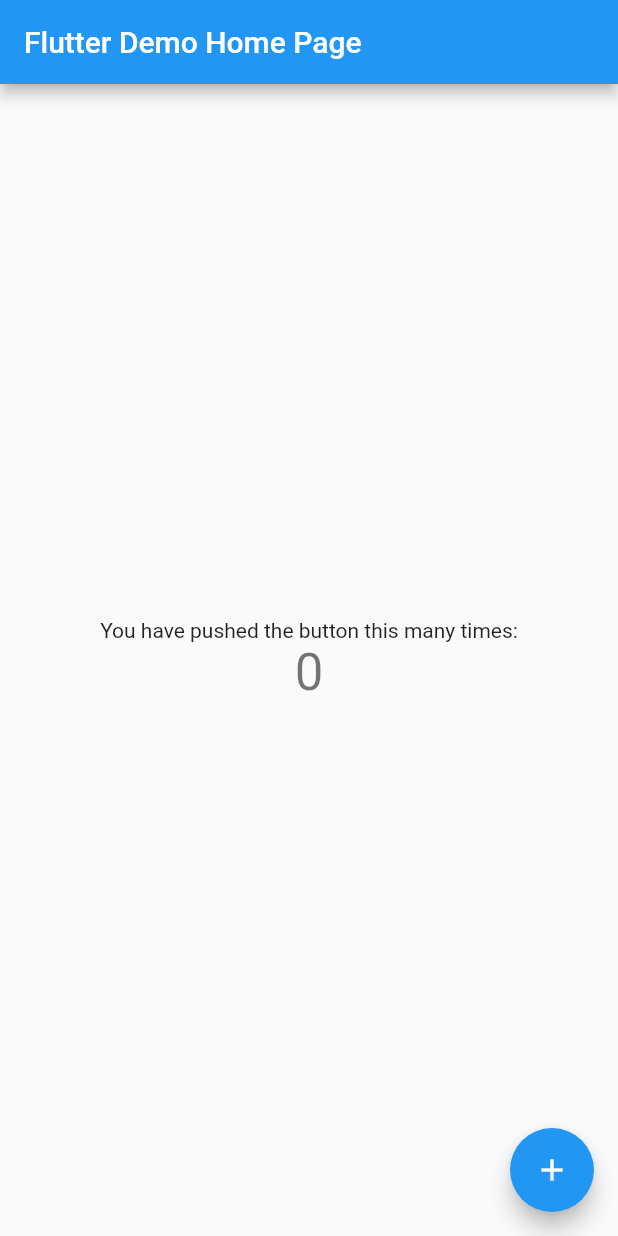
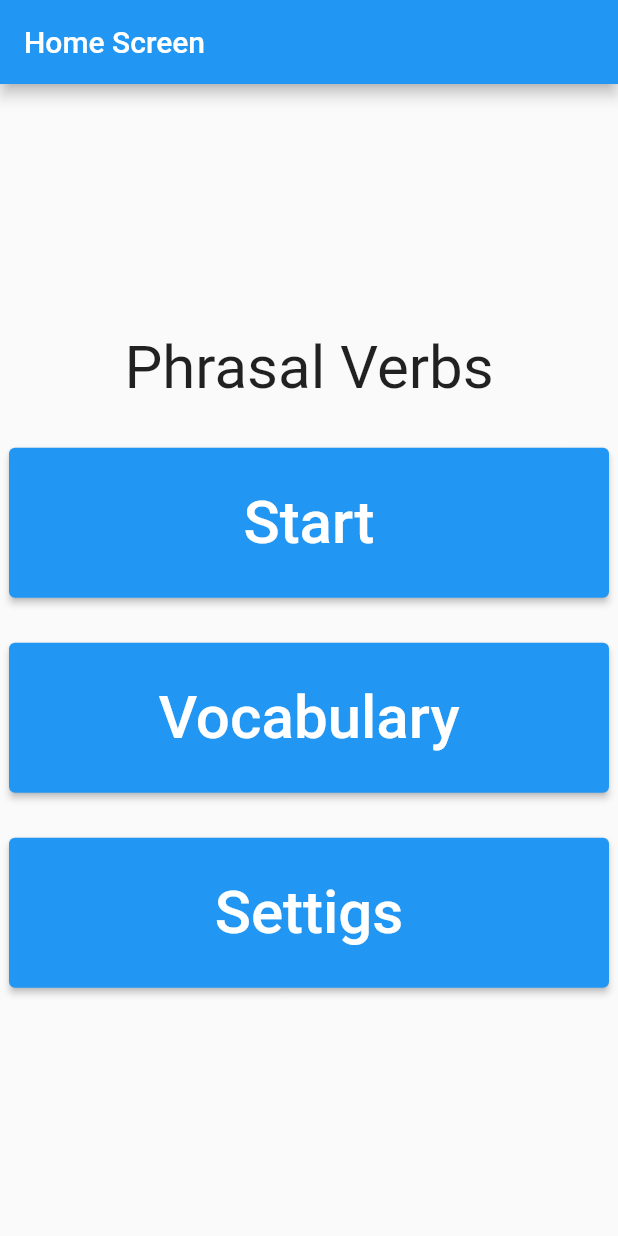
Before and after one commit to sashanikitin/phrasalVerbs, a Flutter app: the screen it shows after launch, on a phone screen of 412 x 824 dp. Run offline on Flutter 3.47's test engine with Material 2 defaults, Android fonts, the phone set to English and light mode, and no system bars.

Commit message:
Create main page

```diff
--- a/phrasal_verbs/lib/main.dart
+++ b/phrasal_verbs/lib/main.dart
@@ -1,113 +1,148 @@
+import 'package:auto_size_text/auto_size_text.dart';
 import 'package:flutter/material.dart';
 
-void main() {
-  runApp(MyApp());
-}
+import 'Settings.dart';
+
+void main() => runApp(MyApp());
 
 class MyApp extends StatelessWidget {
-  // This widget is the root of your application.
   @override
   Widget build(BuildContext context) {
     return MaterialApp(
-      title: 'Flutter Demo',
-      theme: ThemeData(
-        // This is the theme of your application.
-        //
-        // Try running your application with "flutter run". You'll see the
-        // application has a blue toolbar. Then, without quitting the app, try
-        // changing the primarySwatch below to Colors.green and then invoke
-        // "hot reload" (press "r" in the console where you ran "flutter run",
-        // or simply save your changes to "hot reload" in a Flutter IDE).
-        // Notice that the counter didn't reset back to zero; the application
-        // is not restarted.
-        primarySwatch: Colors.blue,
-      ),
-      home: MyHomePage(title: 'Flutter Demo Home Page'),
+      routes: {
+        ExtractArgumentsScreen.routeName: (context) => ExtractArgumentsScreen(),
+      },
+      onGenerateRoute: (settings) {
+        if (settings.name == PassArgumentsScreen.routeName) {
+          final args = settings.arguments as ScreenArguments;
+          return MaterialPageRoute(
+            builder: (context) {
+              return PassArgumentsScreen(
+                title: args.title,
+                message: args.message,
+              );
+            },
+          );
+        }
+        //assert(false, 'Need to implement ${settings.name}');
+        return null;
+      },
+      title: 'Navigation with Arguments',
+      home: HomeScreen(),
     );
   }
 }
 
-class MyHomePage extends StatefulWidget {
-  MyHomePage({Key? key, required this.title}) : super(key: key);
-
-  // This widget is the home page of your application. It is stateful, meaning
-  // that it has a State object (defined below) that contains fields that affect
-  // how it looks.
-
-  // This class is the configuration for the state. It holds the values (in this
-  // case the title) provided by the parent (in this case the App widget) and
-  // used by the build method of the State. Fields in a Widget subclass are
-  // always marked "final".
-
-  final String title;
-
+class HomeScreen extends StatelessWidget {
   @override
-  _MyHomePageState createState() => _MyHomePageState();
+  Widget build(BuildContext context) {
+    return Scaffold(
+      appBar: AppBar(
+        title: Text('Home Screen'),
+      ),
+      body: Center(
+        child: Column(
+          mainAxisAlignment: MainAxisAlignment.center,
+          children: <Widget>[
+            AutoSizeText('Phrasal Verbs',
+                style: TextStyle(fontSize: 40),
+                minFontSize: 10,
+                stepGranularity: 10,
+                maxLines: 4,
+                overflow: TextOverflow.ellipsis),
+            Padding(
+              padding: EdgeInsets.only(top: 30.0),
+            ),
+            SizedBox(
+                width: 400,
+                height: 100,
+                child: ElevatedButton(
+                  onPressed: () {
+                    Navigator.pushNamed(
+                      context,
+                      ExtractArgumentsScreen.routeName,
+                      arguments: ScreenArguments(
+                        'Start',
+                        'This message is extracted in the build method.',
+                      ),
+                    );
+                  },
+                  child: AutoSizeText('Start',
+                      style: TextStyle(fontSize: 40),
+                      minFontSize: 10,
+                      stepGranularity: 10,
+                      maxLines: 4,
+                      overflow: TextOverflow.ellipsis),
+                )),
+            Padding(
+              padding: EdgeInsets.only(top: 30.0),
+            ),
+            SizedBox(
+                width: 400,
+                height: 100,
+                child: ElevatedButton(
+                  onPressed: () {
+                    Navigator.pushNamed(
+                      context,
+                      PassArgumentsScreen.routeName,
+                      arguments: ScreenArguments(
+                        'Vocabulary',
+                        'This message is extracted in the onGenerateRoute function.',
+                      ),
+                    );
+                  },
+                  child: AutoSizeText('Vocabulary',
+                      style: TextStyle(fontSize: 40),
+                      minFontSize: 10,
+                      stepGranularity: 10,
+                      maxLines: 4,
+                      overflow: TextOverflow.ellipsis),
+                )),
+            Padding(
+              padding: EdgeInsets.only(top: 30.0),
+            ),
+            SizedBox(
+                width: 400,
+                height: 100,
+                child: ElevatedButton(
+                  onPressed: () {
+                    Navigator.pushNamed(
+                      context,
+                      PassArgumentsScreen.routeName,
+                      arguments: ScreenArguments(
+                        'Settigs',
+                        'This message is extracted in the onGenerateRoute function.',
+                      ),
+                    );
+                  },
+                  child: AutoSizeText('Settigs',
+                      style: TextStyle(fontSize: 40),
+                      minFontSize: 10,
+                      stepGranularity: 10,
+                      maxLines: 4,
+                      overflow: TextOverflow.ellipsis),
+                )),
+          ],
+        ),
+      ),
+    );
+  }
 }
 
-class _MyHomePageState extends State<MyHomePage> {
-  int _counter = 0;
-
-  void _incrementCounter() {
-    setState(() {
-      // This call to setState tells the Flutter framework that something has
-      // changed in this State, which causes it to rerun the build method below
-      // so that the display can reflect the updated values. If we changed
-      // _counter without calling setState(), then the build method would not be
-      // called again, and so nothing would appear to happen.
-      _counter++;
-    });
-  }
+class ExtractArgumentsScreen extends StatelessWidget {
+  static const routeName = '/extractArguments';
 
   @override
   Widget build(BuildContext context) {
-    // This method is rerun every time setState is called, for instance as done
-    // by the _incrementCounter method above.
-    //
-    // The Flutter framework has been optimized to make rerunning build methods
-    // fast, so that you can just rebuild anything that needs updating rather
-    // than having to individually change instances of widgets.
+    final args = ModalRoute.of(context)!.settings.arguments as ScreenArguments;
+
     return Scaffold(
       appBar: AppBar(
-        // Here we take the value from the MyHomePage object that was created by
-        // the App.build method, and use it to set our appbar title.
-        title: Text(widget.title),
+        title: Text(args.title),
       ),
       body: Center(
-        // Center is a layout widget. It takes a single child and positions it
-        // in the middle of the parent.
-        child: Column(
-          // Column is also a layout widget. It takes a list of children and
-          // arranges them vertically. By default, it sizes itself to fit its
-          // children horizontally, and tries to be as tall as its parent.
-          //
-          // Invoke "debug painting" (press "p" in the console, choose the
-          // "Toggle Debug Paint" action from the Flutter Inspector in Android
-          // Studio, or the "Toggle Debug Paint" command in Visual Studio Code)
-          // to see the wireframe for each widget.
-          //
-          // Column has various properties to control how it sizes itself and
-          // how it positions its children. Here we use mainAxisAlignment to
-          // center the children vertically; the main axis here is the vertical
-          // axis because Columns are vertical (the cross axis would be
-          // horizontal).
-          mainAxisAlignment: MainAxisAlignment.center,
-          children: <Widget>[
-            Text(
-              'You have pushed the button this many times:',
-            ),
-            Text(
-              '$_counter',
-              style: Theme.of(context).textTheme.headline4,
-            ),
-          ],
-        ),
+        child: Text(args.message),
       ),
-      floatingActionButton: FloatingActionButton(
-        onPressed: _incrementCounter,
-        tooltip: 'Increment',
-        child: Icon(Icons.add),
-      ), // This trailing comma makes auto-formatting nicer for build methods.
     );
   }
 }
--- a/phrasal_verbs/pubspec.yaml
+++ b/phrasal_verbs/pubspec.yaml
@@ -23,9 +23,9 @@ environment:
 dependencies:
   flutter:
     sdk: flutter
+  auto_size_text: 2.1.0
 
-
-  # The following adds the Cupertino Icons font to your application.
+# The following adds the Cupertino Icons font to your application.
   # Use with the CupertinoIcons class for iOS style icons.
   cupertino_icons: ^1.0.2
 
```
Also changed, not shown: phrasal_verbs/lib/Settings.dart (added, +107 -0 lines), phrasal_verbs/lib/Start.dart (added), phrasal_verbs/lib/Vocabulary.dart (added), phrasal_verbs/lib/Word.dart (added), phrasal_verbs/lib/WordPage.dart (added).
